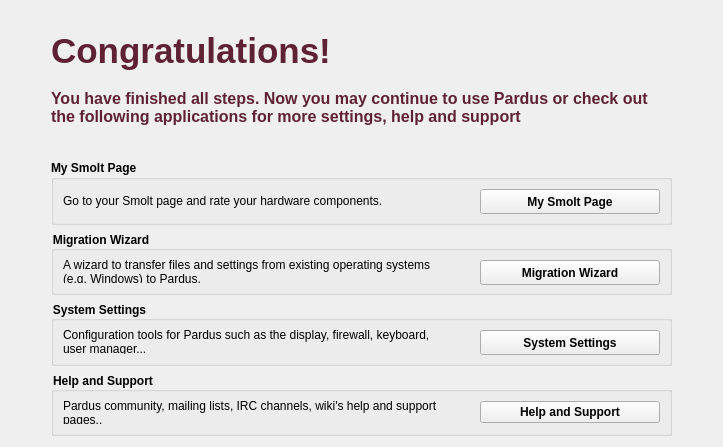
This is kde/kaptan/src/gui/goodbyeWidget.ui in pars-linux/uludag as Qt 5 draws it before an edit. The edited form follows.
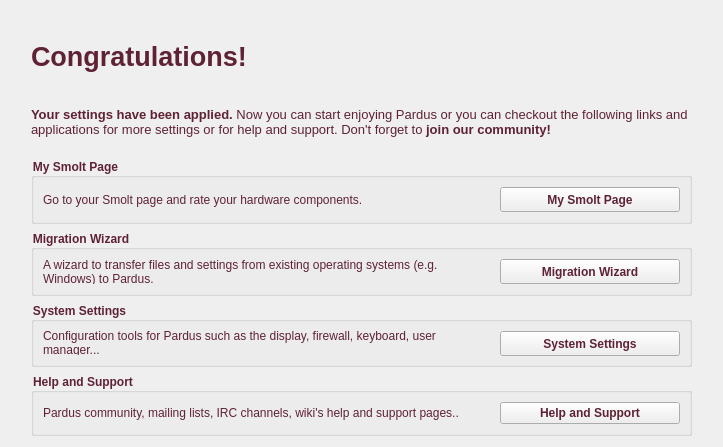
This is the edited form.

Commit message: summary and goodbye widgets are ready. sleepy...

Diff of the .ui file:
```diff
--- a/kde/kaptan/src/gui/goodbyeWidget.ui
+++ b/kde/kaptan/src/gui/goodbyeWidget.ui
@@ -14,7 +14,7 @@
    <string>Goodbye</string>
   </property>
   <property name="styleSheet">
-   <string notr="true"/>
+   <string notr="true">color: rgb(95, 34, 52);</string>
   </property>
   <layout class="QGridLayout" name="gridLayout_7">
    <item row="0" column="1">
@@ -45,7 +45,60 @@
      <item row="0" column="0">
       <layout class="QGridLayout" name="gridLayout_5">
        <item row="0" column="0">
-        <widget class="QLabel" name="labelGoodbye">
+        <layout class="QVBoxLayout" name="verticalLayout_2">
+         <item>
+          <widget class="QLabel" name="label_2">
+           <property name="sizePolicy">
+            <sizepolicy hsizetype="Fixed" vsizetype="Fixed">
+             <horstretch>0</horstretch>
+             <verstretch>0</verstretch>
+            </sizepolicy>
+           </property>
+           <property name="minimumSize">
+            <size>
+             <width>0</width>
+             <height>50</height>
+            </size>
+           </property>
+           <property name="font">
+            <font>
+             <pointsize>20</pointsize>
+             <weight>75</weight>
+             <bold>true</bold>
+            </font>
+           </property>
+           <property name="styleSheet">
+            <string>color: rgb(95, 34, 52);</string>
+           </property>
+           <property name="text">
+            <string>Congratulations!</string>
+           </property>
+          </widget>
+         </item>
+         <item>
+          <spacer name="verticalSpacer_5">
+           <property name="orientation">
+            <enum>Qt::Vertical</enum>
+           </property>
+           <property name="sizeType">
+            <enum>QSizePolicy::Fixed</enum>
+           </property>
+           <property name="sizeHint" stdset="0">
+            <size>
+             <width>20</width>
+             <height>20</height>
+            </size>
+           </property>
+          </spacer>
+         </item>
+         <item>
+          <widget class="QLabel" name="labelMouseDesc">
+           <property name="minimumSize">
+            <size>
+             <width>300</width>
+             <height>0</height>
+            </size>
+           </property>
          <property name="styleSheet">
           <string notr="true">color:black</string>
          </property>
@@ -54,17 +107,15 @@
 &lt;html&gt;&lt;head&gt;&lt;meta name=&quot;qrichtext&quot; content=&quot;1&quot; /&gt;&lt;style type=&quot;text/css&quot;&gt;
 p, li { white-space: pre-wrap; }
 &lt;/style&gt;&lt;/head&gt;&lt;body style=&quot; font-family:'Sans Serif'; font-size:8pt; font-weight:400; font-style:normal;&quot;&gt;
-&lt;p style=&quot; margin-top:0px; margin-bottom:0px; margin-left:0px; margin-right:0px; -qt-block-indent:0; text-indent:0px;&quot;&gt;&lt;span style=&quot; font-family:'Droid Sans'; font-size:26pt; font-weight:600; color:#5f2234;&quot;&gt;Congratulations! &lt;/span&gt;&lt;/p&gt;
-&lt;p style=&quot;-qt-paragraph-type:empty; margin-top:0px; margin-bottom:0px; margin-left:0px; margin-right:0px; -qt-block-indent:0; text-indent:0px; font-family:'Droid Sans'; font-size:11pt; font-weight:600; color:#5f2234;&quot;&gt;&lt;/p&gt;
-&lt;p style=&quot; margin-top:0px; margin-bottom:0px; margin-left:0px; margin-right:0px; -qt-block-indent:0; text-indent:0px;&quot;&gt;&lt;span style=&quot; font-family:'Droid Sans'; font-size:12pt; font-weight:600; color:#5f2234;&quot;&gt;You have finished all steps. Now you may continue to use Pardus or check out the following applications for more settings, help and support&lt;/span&gt;&lt;/p&gt;&lt;/body&gt;&lt;/html&gt;</string>
+&lt;p style=&quot; margin-top:0px; margin-bottom:0px; margin-left:0px; margin-right:0px; -qt-block-indent:0; text-indent:0px;&quot;&gt;&lt;span style=&quot; font-size:10pt; font-weight:600; color:#5f2234;&quot;&gt;Your settings have been applied.&lt;/span&gt;&lt;span style=&quot; font-size:10pt; color:#5f2234;&quot;&gt; Now you can start enjoying Pardus or you can checkout the following links and applications for more settings or for help and support. Don't forget to &lt;/span&gt;&lt;span style=&quot; font-size:10pt; font-weight:600; color:#5f2234;&quot;&gt;join our community!&lt;/span&gt;&lt;/p&gt;&lt;/body&gt;&lt;/html&gt;</string>
          </property>
          <property name="wordWrap">
           <bool>true</bool>
          </property>
         </widget>
        </item>
-       <item row="1" column="0">
-        <spacer name="verticalSpacer">
+         <item>
+          <spacer name="verticalSpacer_6">
          <property name="orientation">
           <enum>Qt::Vertical</enum>
          </property>
@@ -73,11 +124,13 @@
          </property>
          <property name="sizeHint" stdset="0">
           <size>
-           <width>80</width>
-           <height>28</height>
+             <width>20</width>
+             <height>15</height>
           </size>
          </property>
         </spacer>
+         </item>
+        </layout>
        </item>
       </layout>
      </item>
@@ -118,7 +171,7 @@
              </font>
             </property>
             <property name="styleSheet">
-             <string notr="true">color:black</string>
+             <string notr="true"/>
             </property>
             <property name="text">
              <string>Go to your Smolt page and rate your hardware components.</string>
@@ -168,7 +221,7 @@
              </font>
             </property>
             <property name="styleSheet">
-             <string notr="true">color: black</string>
+             <string notr="true"/>
             </property>
             <property name="text">
              <string>My Smolt Page</string>
@@ -189,7 +242,7 @@
           </font>
          </property>
          <property name="styleSheet">
-          <string notr="true">color:black</string>
+          <string notr="true"/>
          </property>
          <property name="title">
           <string>Migration Wizard</string>
@@ -213,7 +266,7 @@
              </font>
             </property>
             <property name="styleSheet">
-             <string notr="true">color:black</string>
+             <string notr="true"/>
             </property>
             <property name="text">
              <string>A wizard to transfer files and settings from existing operating systems (e.g. Windows) to Pardus.</string>
@@ -263,7 +316,7 @@
              </font>
             </property>
             <property name="styleSheet">
-             <string notr="true">color: black</string>
+             <string notr="true"/>
             </property>
             <property name="text">
              <string>Migration Wizard</string>
@@ -284,7 +337,7 @@
           </font>
          </property>
          <property name="styleSheet">
-          <string notr="true">color:black</string>
+          <string notr="true"/>
          </property>
          <property name="title">
           <string>System Settings</string>
@@ -324,7 +377,7 @@
              </font>
             </property>
             <property name="styleSheet">
-             <string notr="true">color:black</string>
+             <string notr="true"/>
             </property>
             <property name="text">
              <string>Configuration tools for Pardus such as the display, firewall, keyboard, user manager...</string>
@@ -358,7 +411,7 @@
              </font>
             </property>
             <property name="styleSheet">
-             <string notr="true">color: black</string>
+             <string notr="true"/>
             </property>
             <property name="text">
              <string>System Settings</string>
@@ -377,7 +430,7 @@
           </font>
          </property>
          <property name="styleSheet">
-          <string notr="true">color:black</string>
+          <string notr="true"/>
          </property>
          <property name="title">
           <string>Help and Support</string>
@@ -392,7 +445,7 @@
              </font>
             </property>
             <property name="styleSheet">
-             <string notr="true">color:black</string>
+             <string notr="true"/>
             </property>
             <property name="text">
              <string>Pardus community, mailing lists, IRC channels, wiki's help and support pages..</string>
@@ -442,7 +495,7 @@
              </font>
             </property>
             <property name="styleSheet">
-             <string notr="true">color: black</string>
+             <string notr="true"/>
             </property>
             <property name="text">
              <string>Help and Support</string>
@@ -466,7 +519,23 @@
      </property>
      <property name="sizeHint" stdset="0">
       <size>
-       <width>40</width>
+       <width>20</width>
+       <height>20</height>
+      </size>
+     </property>
+    </spacer>
+   </item>
+   <item row="3" column="1" colspan="3">
+    <spacer name="verticalSpacer_3">
+     <property name="orientation">
+      <enum>Qt::Vertical</enum>
+     </property>
+     <property name="sizeType">
+      <enum>QSizePolicy::Expanding</enum>
+     </property>
+     <property name="sizeHint" stdset="0">
+      <size>
+       <width>20</width>
        <height>20</height>
       </size>
      </property>
@@ -479,22 +548,6 @@
      </property>
      <property name="sizeType">
       <enum>QSizePolicy::Fixed</enum>
-     </property>
-     <property name="sizeHint" stdset="0">
-      <size>
-       <width>40</width>
-       <height>20</height>
-      </size>
-     </property>
-    </spacer>
-   </item>
-   <item row="3" column="3">
-    <spacer name="verticalSpacer_3">
-     <property name="orientation">
-      <enum>Qt::Vertical</enum>
-     </property>
-     <property name="sizeType">
-      <enum>QSizePolicy::Expanding</enum>
      </property>
      <property name="sizeHint" stdset="0">
       <size>
```
Lines whose indentation alone changed are shown as unchanged. The commit also changes 1 other file.
